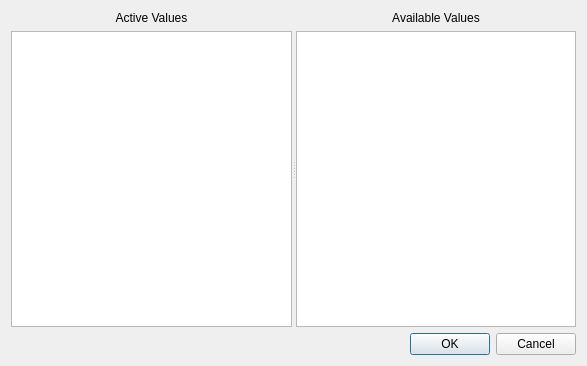
pol51/biotool1, file ui/csvExportOptions.ui: the form before one commit.
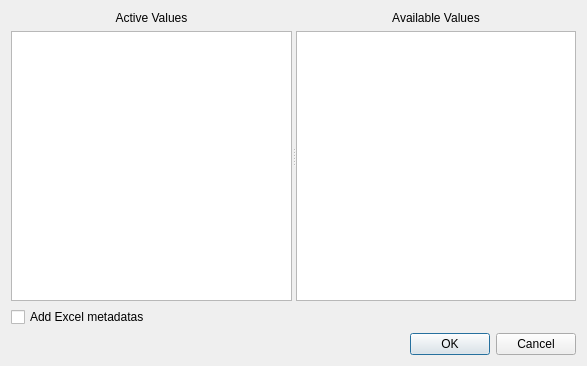
The form after the commit.

Commit message: add excel metadata (sep=;) to csv export options

What changed in the file:
```diff
--- a/ui/csvExportOptions.ui
+++ b/ui/csvExportOptions.ui
@@ -66,6 +66,13 @@
      </widget>
     </widget>
    </item>
+   <item>
+    <widget class="QCheckBox" name="addExcelMetadata">
+      <property name="text">
+       <string>Add Excel metadatas</string>
+      </property>
+    </widget>
+   </item>
    <item>
     <widget class="QDialogButtonBox" name="buttonBox">
      <property name="orientation">
```
The commit also changes 5 other files.
